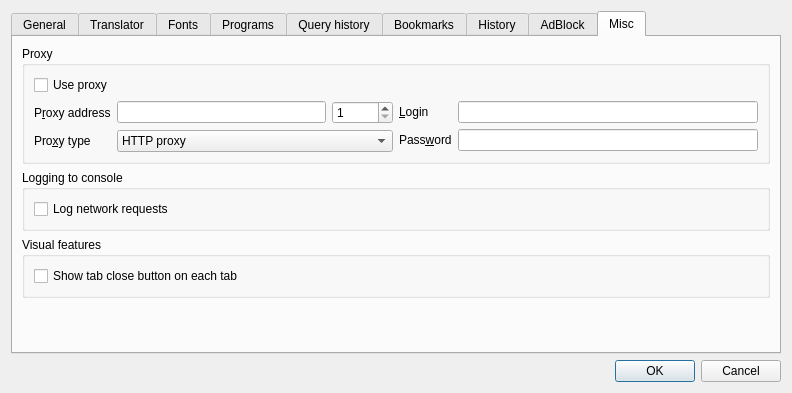
Before: the Qt Designer form settingsdlg.ui in kernel1024/jpreader, drawn with Qt 5.
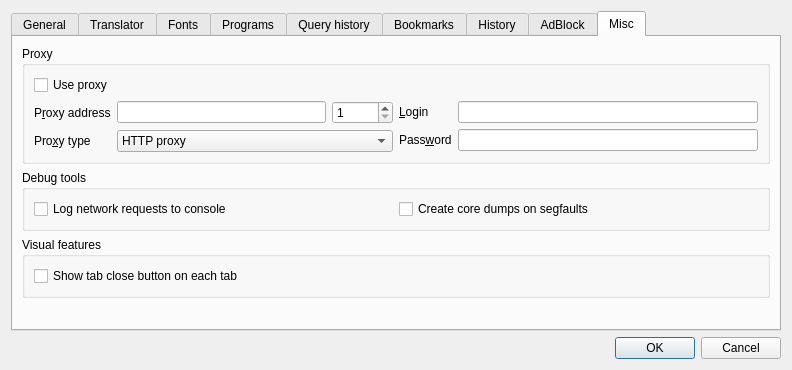
After: the same form once the commit is applied. The open tabs and pages were chosen to show the change. Custom widgets are drawn as their Qt base class.

Commit message: Coredumps creation logic control from settings dialog.

What changed in the file:
```diff
--- a/settingsdlg.ui
+++ b/settingsdlg.ui
@@ -7,7 +7,7 @@
     <x>0</x>
     <y>0</y>
     <width>792</width>
-    <height>393</height>
+    <height>370</height>
    </rect>
   </property>
   <property name="windowTitle">
@@ -1183,13 +1183,20 @@
        <item>
         <widget class="QGroupBox" name="groupBox_6">
          <property name="title">
-          <string>Logging to console</string>
+          <string>Debug tools</string>
          </property>
-         <layout class="QVBoxLayout" name="verticalLayout_18">
+         <layout class="QHBoxLayout" name="horizontalLayout_21">
           <item>
            <widget class="QCheckBox" name="checkLogNetworkRequests">
             <property name="text">
-             <string>Log network requests</string>
+             <string>Log network requests to console</string>
+            </property>
+           </widget>
+          </item>
+          <item>
+           <widget class="QCheckBox" name="checkCreateCoredumps">
+            <property name="text">
+             <string>Create core dumps on segfaults</string>
             </property>
            </widget>
           </item>
```
Left out of the diff: 1 changed line with no effect on the pictures. The commit also changes 5 other files.
